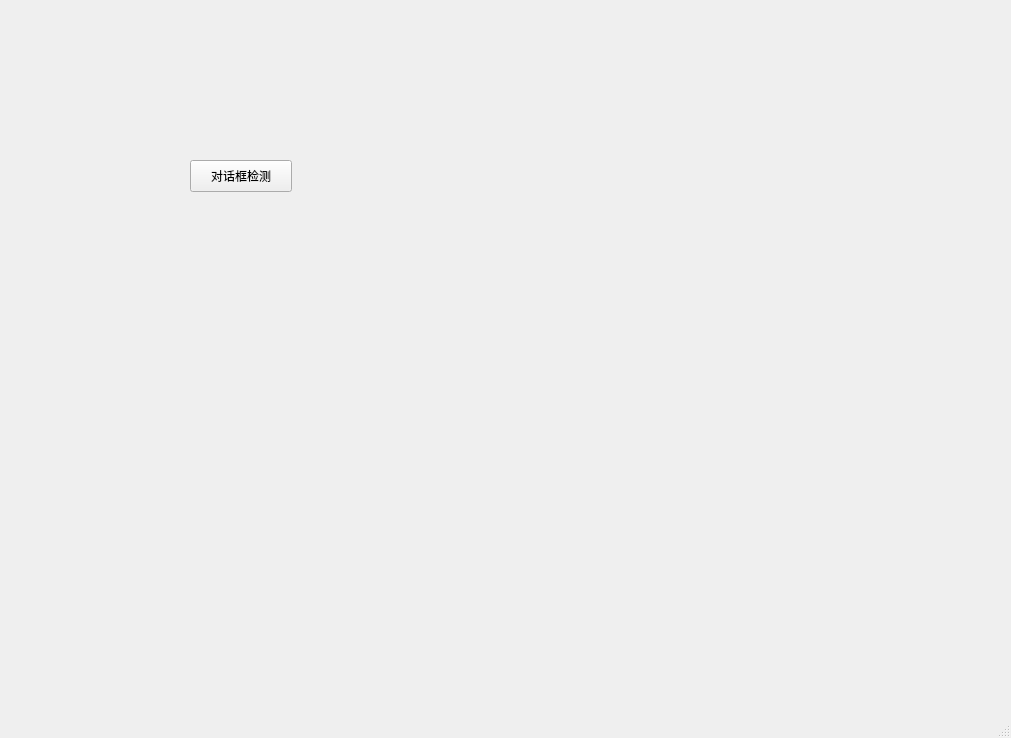
This is 对话框/ui/对话框.ui in Jim2742514076/Rainoff_predict as Qt 5 draws it before an edit. The edited form follows.
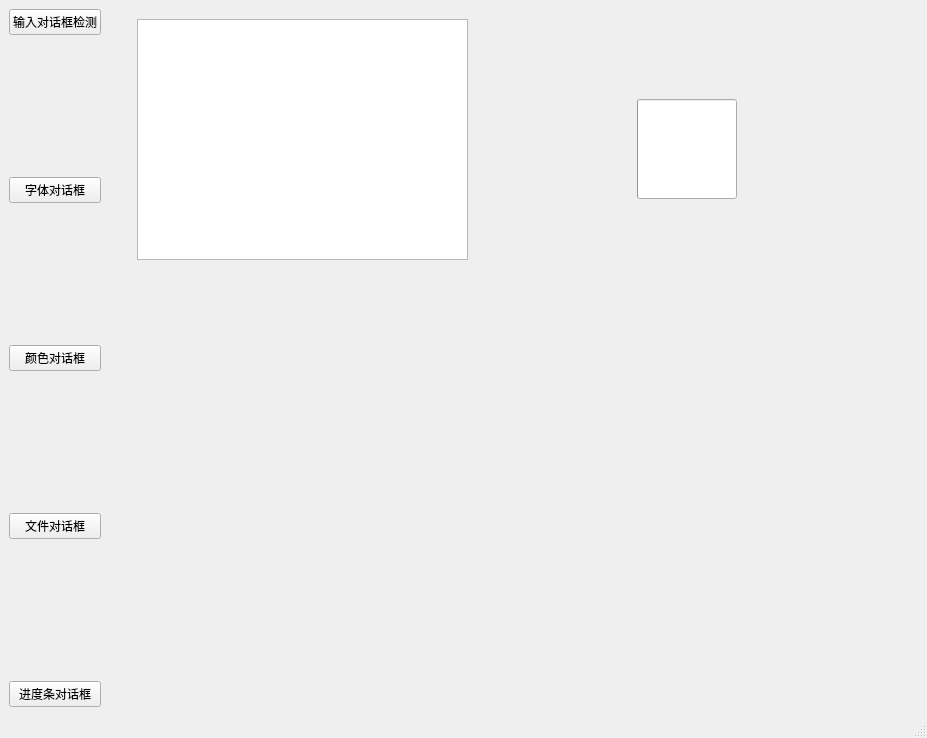
This is the edited form. Custom widgets are drawn as their Qt base class.

Commit message: 对话框练习结束

```diff
--- a/对话框/ui/对话框.ui
+++ b/对话框/ui/对话框.ui
@@ -6,7 +6,7 @@
    <rect>
     <x>0</x>
     <y>0</y>
-    <width>1011</width>
+    <width>927</width>
     <height>738</height>
    </rect>
   </property>
@@ -14,19 +14,135 @@
    <string>MainWindow</string>
   </property>
   <widget class="QWidget" name="centralwidget">
-   <widget class="PushButton" name="PushButton">
-    <property name="geometry">
-     <rect>
-      <x>190</x>
-      <y>160</y>
-      <width>102</width>
-      <height>32</height>
-     </rect>
-    </property>
-    <property name="text">
-     <string>对话框检测</string>
-    </property>
-   </widget>
+   <property name="sizePolicy">
+    <sizepolicy hsizetype="Expanding" vsizetype="Preferred">
+     <horstretch>0</horstretch>
+     <verstretch>0</verstretch>
+    </sizepolicy>
+   </property>
+   <layout class="QHBoxLayout" name="horizontalLayout">
+    <item>
+     <layout class="QVBoxLayout" name="verticalLayout">
+      <item>
+       <widget class="PushButton" name="PushButton">
+        <property name="text">
+         <string>输入对话框检测</string>
+        </property>
+       </widget>
+      </item>
+      <item>
+       <spacer name="verticalSpacer">
+        <property name="orientation">
+         <enum>Qt::Vertical</enum>
+        </property>
+        <property name="sizeHint" stdset="0">
+         <size>
+          <width>20</width>
+          <height>40</height>
+         </size>
+        </property>
+       </spacer>
+      </item>
+      <item>
+       <widget class="PushButton" name="PushButton_2">
+        <property name="text">
+         <string>字体对话框</string>
+        </property>
+       </widget>
+      </item>
+      <item>
+       <spacer name="verticalSpacer_2">
+        <property name="orientation">
+         <enum>Qt::Vertical</enum>
+        </property>
+        <property name="sizeHint" stdset="0">
+         <size>
+          <width>20</width>
+          <height>40</height>
+         </size>
+        </property>
+       </spacer>
+      </item>
+      <item>
+       <widget class="PushButton" name="PushButton_3">
+        <property name="text">
+         <string>颜色对话框</string>
+        </property>
+       </widget>
+      </item>
+      <item>
+       <spacer name="verticalSpacer_3">
+        <property name="orientation">
+         <enum>Qt::Vertical</enum>
+        </property>
+        <property name="sizeHint" stdset="0">
+         <size>
+          <width>20</width>
+          <height>40</height>
+         </size>
+        </property>
+       </spacer>
+      </item>
+      <item>
+       <widget class="PushButton" name="PushButton_4">
+        <property name="text">
+         <string>文件对话框</string>
+        </property>
+       </widget>
+      </item>
+      <item>
+       <spacer name="verticalSpacer_4">
+        <property name="orientation">
+         <enum>Qt::Vertical</enum>
+        </property>
+        <property name="sizeHint" stdset="0">
+         <size>
+          <width>20</width>
+          <height>40</height>
+         </size>
+        </property>
+       </spacer>
+      </item>
+      <item>
+       <widget class="PushButton" name="PushButton_5">
+        <property name="text">
+         <string>进度条对话框</string>
+        </property>
+       </widget>
+      </item>
+     </layout>
+    </item>
+    <item>
+     <widget class="QWidget" name="widget" native="true">
+      <property name="sizePolicy">
+       <sizepolicy hsizetype="Expanding" vsizetype="Preferred">
+        <horstretch>0</horstretch>
+        <verstretch>0</verstretch>
+       </sizepolicy>
+      </property>
+      <widget class="TextEdit" name="TextEdit">
+       <property name="geometry">
+        <rect>
+         <x>30</x>
+         <y>10</y>
+         <width>331</width>
+         <height>241</height>
+        </rect>
+       </property>
+      </widget>
+      <widget class="ProgressRing" name="ProgressRing">
+       <property name="geometry">
+        <rect>
+         <x>530</x>
+         <y>90</y>
+         <width>100</width>
+         <height>100</height>
+        </rect>
+       </property>
+      </widget>
+     </widget>
+    </item>
+   </layout>
   </widget>
   <widget class="QMenuBar" name="menubar">
    <property name="geometry">
@@ -46,6 +162,21 @@
    <extends>QPushButton</extends>
    <header>qfluentwidgets</header>
   </customwidget>
+  <customwidget>
+   <class>ProgressBar</class>
+   <extends>QProgressBar</extends>
+   <header>qfluentwidgets</header>
+  </customwidget>
+  <customwidget>
+   <class>ProgressRing</class>
+   <extends>ProgressBar</extends>
+   <header>qfluentwidgets</header>
+  </customwidget>
+  <customwidget>
+   <class>TextEdit</class>
+   <extends>QTextEdit</extends>
+   <header>qfluentwidgets</header>
+  </customwidget>
  </customwidgets>
  <resources/>
  <connections/>
```
Left out of the diff: 2 changed lines with no effect on the pictures. The commit also changes 2 other files.
